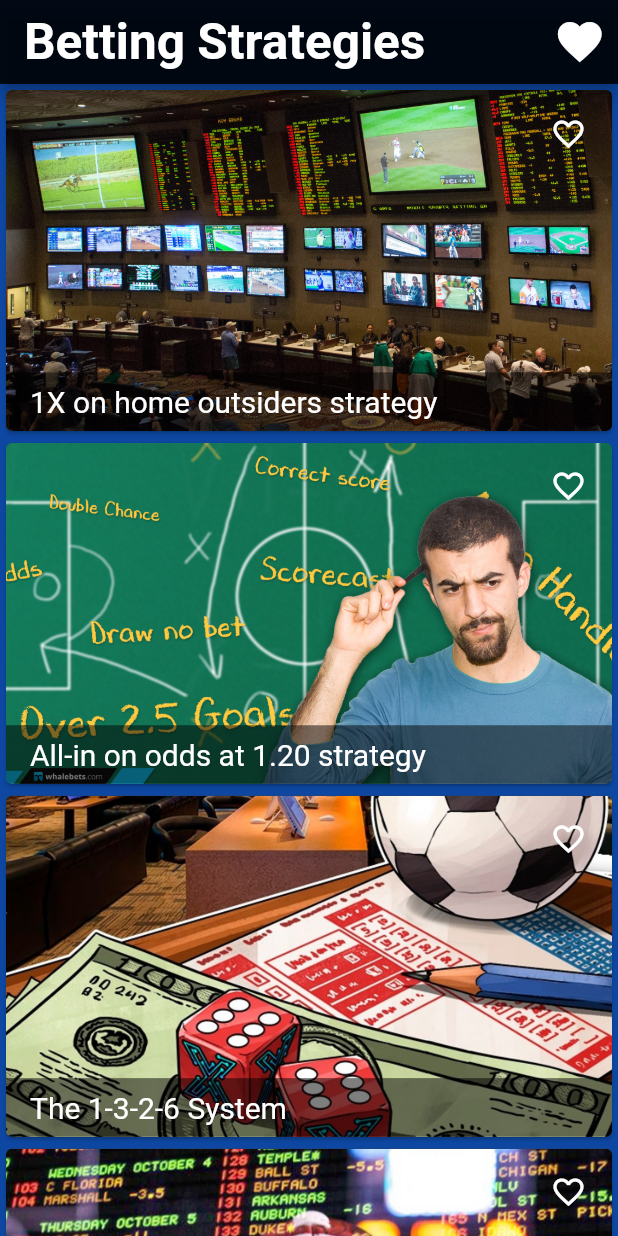
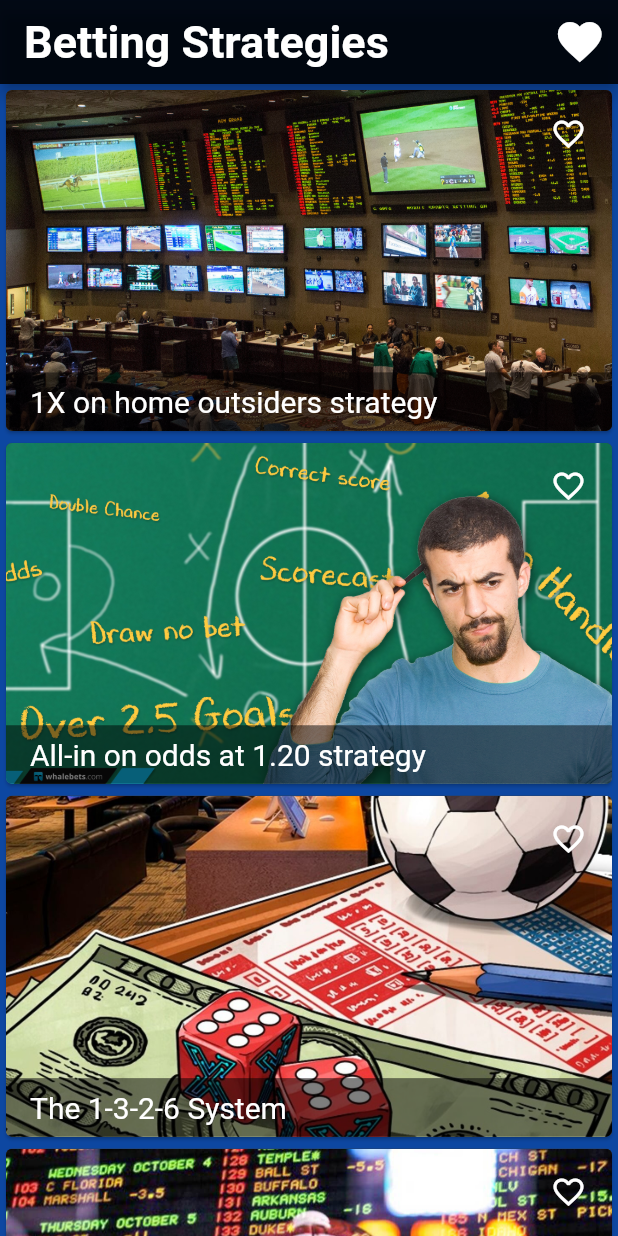
Before and after one commit to mD-Den/betting_strategies_app, a Flutter app: the screen it shows after launch, on a phone screen of 412 x 824 dp. Run offline on Flutter 3.47's test engine with Material 2 defaults, Android fonts, the light colour scheme and no system bars; our stand-ins replace adaptive_theme, google_fonts, shared_preferences.

Commit message:
Small corrections

```diff
--- a/lib/config/theme.dart
+++ b/lib/config/theme.dart
@@ -7,19 +7,18 @@ final kDarkTheme = ThemeData.dark().copyWith(
   scaffoldBackgroundColor: Colors.blue[900],
   primaryColor: Colors.white,
   appBarTheme: const AppBarTheme(
-    color: Colors.black87,
-  ),
+      color: Colors.black87,
+      titleTextStyle: TextStyle(
+        fontStyle: FontStyle.normal,
+        fontSize: 30,
+        fontWeight: FontWeight.bold,
+      )),
   textTheme: const TextTheme(
     headline6: TextStyle(
       fontSize: 22,
       fontWeight: FontWeight.w700,
       fontStyle: FontStyle.italic,
       color: Colors.white,
-    ),
-    headline5: TextStyle(
-      fontStyle: FontStyle.normal,
-      fontSize: 30,
-      fontWeight: FontWeight.bold,
     ),
   ),
 );
--- a/lib/pages/favorite/favorite_page.dart
+++ b/lib/pages/favorite/favorite_page.dart
@@ -8,9 +8,8 @@ class FavoritePage extends StatelessWidget {
   Widget build(BuildContext context) {
     return Scaffold(
         appBar: AppBar(
-          title: Text(
+          title: const Text(
             "Favorite Strategies",
-            style: Theme.of(context).textTheme.headline5,
           ),
         ),
         body: const StrategyList(
--- a/lib/pages/home/home_page.dart
+++ b/lib/pages/home/home_page.dart
@@ -13,11 +13,6 @@ class HomePage extends StatelessWidget {
         appBar: AppBar(
           title: const Text(
             "Betting Strategies",
-            style: TextStyle(
-              fontWeight: FontWeight.bold,
-              fontSize: 33,
-              fontStyle: FontStyle.normal,
-            ),
           ),
           actions: [
             IconButton(
```
